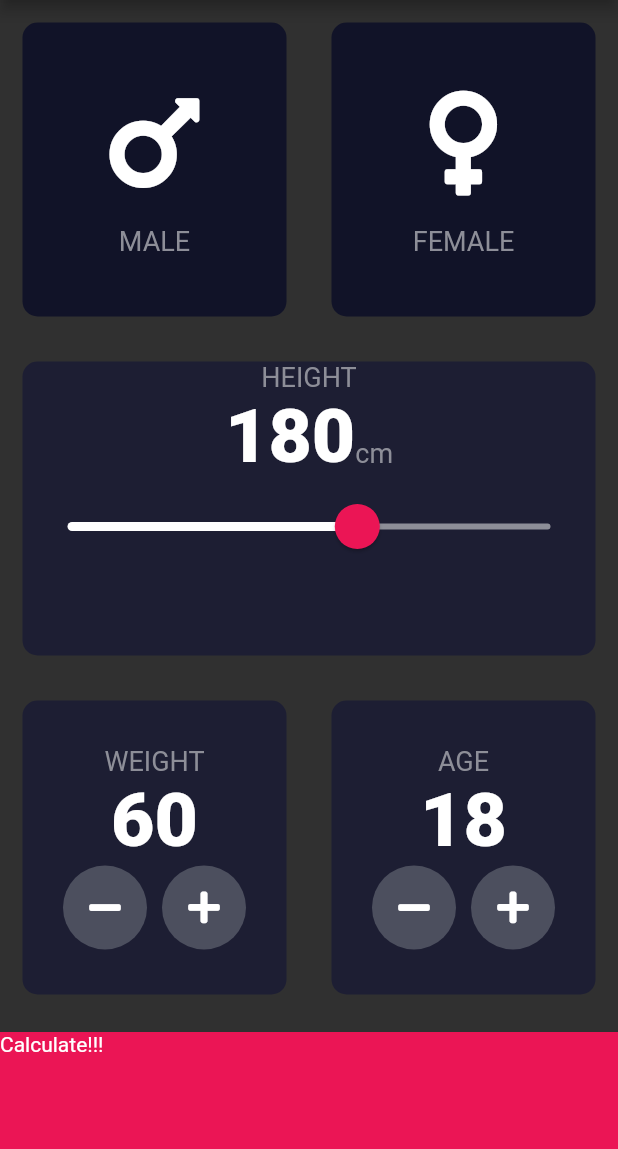
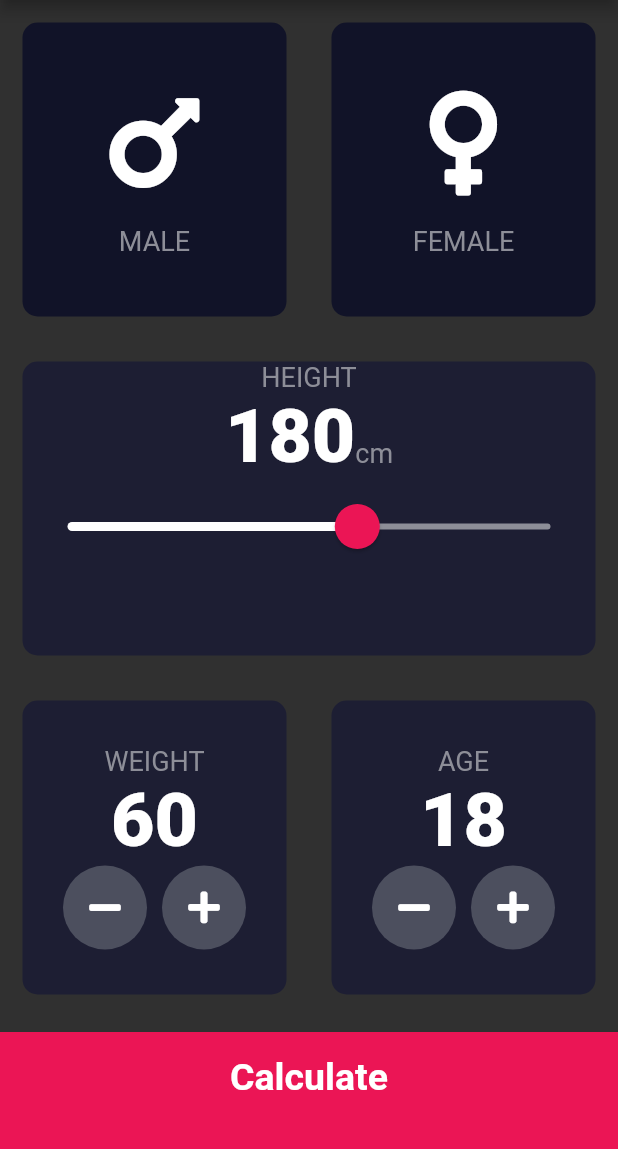
Before and after one commit to FilippBerzenin/bmi_calculator_flutter, a Flutter app: the screen it shows after launch, on a phone screen of 412 x 824 dp, the part 84-1233 px from its top. Run offline on Flutter 3.47's test engine with Material 2 defaults, Android fonts, the phone set to English and light mode, and no system bars; our stand-ins replace font_awesome_flutter.

Commit message:
working verson

```diff
--- a/lib/Constans.dart
+++ /dev/null
@@ -1,13 +0,0 @@
-import 'dart:ui';
-
-const keyBottomContainerHeight = 80.0;
-const keyDefaultBoxColor = Color(0xFF1D1E33);
-const keyBottomContainerCollor = Color(0xFFEB1555);
-const keyIconTextColor = Color(0xFF8D8E98);
-const keyInactiveCodeColor = Color(0xFF111328);
-const keyActiveCodeColor = Color(0xFF1D1E33);
-
-enum Gender {
-  MALE,
-  FEMALE,
-}
--- /dev/null
+++ b/lib/components/Constans.dart
@@ -0,0 +1,51 @@
+import 'dart:ui';
+
+import 'package:flutter/cupertino.dart';
+
+const keyBottomContainerHeight = 80.0;
+const keyDefaultBoxColor = Color(0xFF1D1E33);
+const keyBottomContainerCollor = Color(0xFFEB1555);
+const keyIconTextColor = Color(0xFF8D8E98);
+const keyInactiveCodeColor = Color(0xFF111328);
+const keyActiveCodeColor = Color(0xFF1D1E33);
+
+enum Gender {
+  MALE,
+  FEMALE,
+}
+
+const KLargeButtonStyle = TextStyle(
+  fontSize: 25.0,
+  fontWeight: FontWeight.bold,
+);
+
+class CalculateButtom extends StatelessWidget {
+  final String textButton;
+  final Function page;
+  const CalculateButtom({
+    @required this.textButton,
+    this.page,
+  });
+
+  @override
+  Widget build(BuildContext context) {
+    return GestureDetector(
+      onTap: page,
+      child: Center(
+        child: Container(
+          child: Center(
+            child: Text(
+              textButton,
+              style: KLargeButtonStyle,
+            ),
+          ),
+          color: keyBottomContainerCollor,
+          margin: EdgeInsets.only(top: 10.0),
+          padding: EdgeInsets.only(bottom: 20.0),
+          width: double.infinity,
+          height: keyBottomContainerHeight,
+        ),
+      ),
+    );
+  }
+}
--- a/lib/main.dart
+++ b/lib/main.dart
@@ -1,6 +1,6 @@
+import 'package:bmi_calculator/screens/ResultPage.dart';
 import 'package:flutter/material.dart';
-import 'InputPage.dart';
-import 'Resultpage.dart';
+import 'screens/InputPage.dart';
 
 void main() => runApp(BMICalculator());
 
@@ -8,10 +8,7 @@ class BMICalculator extends StatelessWidget {
   @override
   Widget build(BuildContext context) {
     return MaterialApp(
-      routes: {
-        '/': (context) => InputPage(),
-        '/result': (context) => Resultpage()
-      },
+      routes: {'/': (context) => InputPage()},
       theme: ThemeData.dark().copyWith(
           colorScheme: ColorScheme.dark().copyWith(
         primary: Color(0xFF0A0E21),
--- a/lib/InputPage.dart
+++ b/lib/screens/InputPage.dart
@@ -1,9 +1,11 @@
+import 'package:bmi_calculator/screens/ResultPage.dart';
 import 'package:flutter/foundation.dart';
 import 'package:flutter/material.dart';
 import 'package:flutter/rendering.dart';
-import 'Constans.dart';
-import 'IconContent.dart';
-import 'ReuseableCode.dart';
+import '../CalculatorBrain.dart';
+import '../components/Constans.dart';
+import '../components/IconContent.dart';
+import '../components/ReuseableCode.dart';
 import 'package:font_awesome_flutter/font_awesome_flutter.dart';
 
 class InputPage extends StatefulWidget {
@@ -227,20 +229,22 @@ class _InputPageState extends State<InputPage> {
               ],
             ),
           ),
-          GestureDetector(
-            onTap: () {
-              Navigator.pushNamed(context, '/result');
-            },
-            child: Center(
-              child: Container(
-                child: Text('Calculate!!!'),
-                color: keyBottomContainerCollor,
-                margin: EdgeInsets.only(top: 10.0),
-                width: double.infinity,
-                height: keyBottomContainerHeight,
-              ),
-            ),
-          )
+          CalculateButtom(
+              textButton: "Calculate",
+              page: () {
+                CalculaterBrain calculaterBrain = CalculaterBrain(
+                    wight: wight.toDouble(), hight: hight.toDouble());
+                calculaterBrain.calculatingBmi();
+                Navigator.push(
+                  context,
+                  MaterialPageRoute(
+                    builder: (context) => ResultPage(
+                      indexBmi: calculaterBrain.calculatingBmi(),
+                      resultBmi: calculaterBrain.getBMICategory(),
+                    ),
+                  ),
+                );
+              }),
         ],
       ),
     );
```
Also changed, not shown: lib/CalculatorBrain.dart (added, +47 -0 lines), lib/ResultPage.dart (deleted, +0 -15 lines), lib/screens/ResultPage.dart (added, +85 -0 lines), lib/components/IconContent.dart (renamed from lib/IconContent.dart), lib/components/ReuseableCode.dart (renamed from lib/ReuseableCode.dart).
